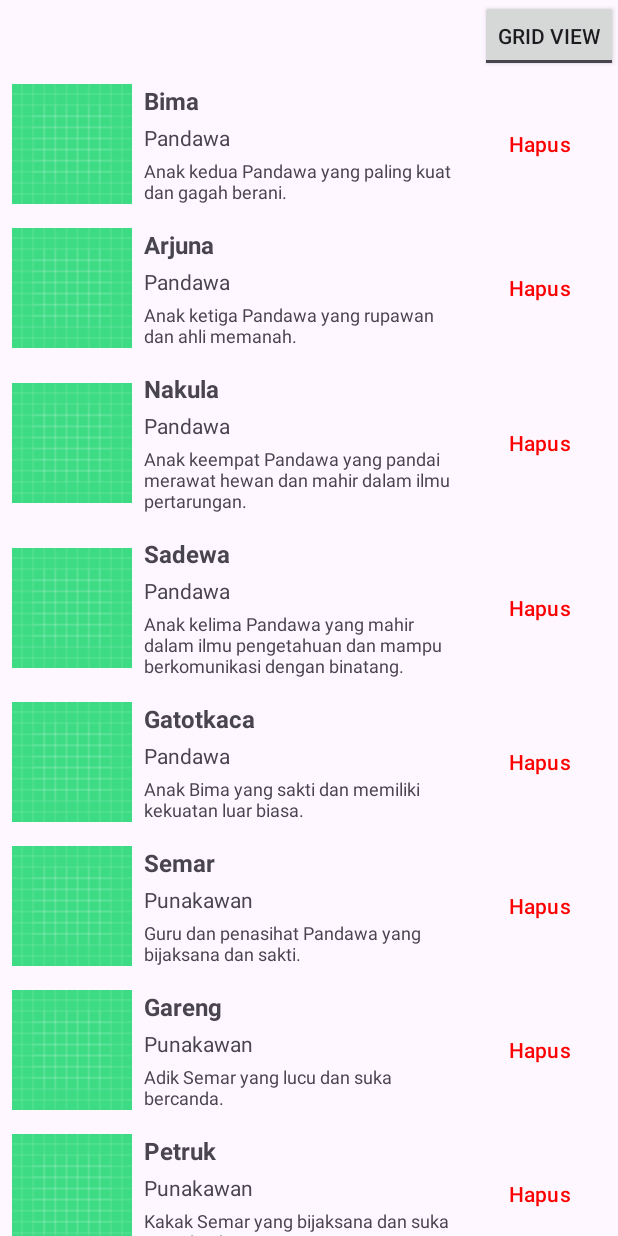
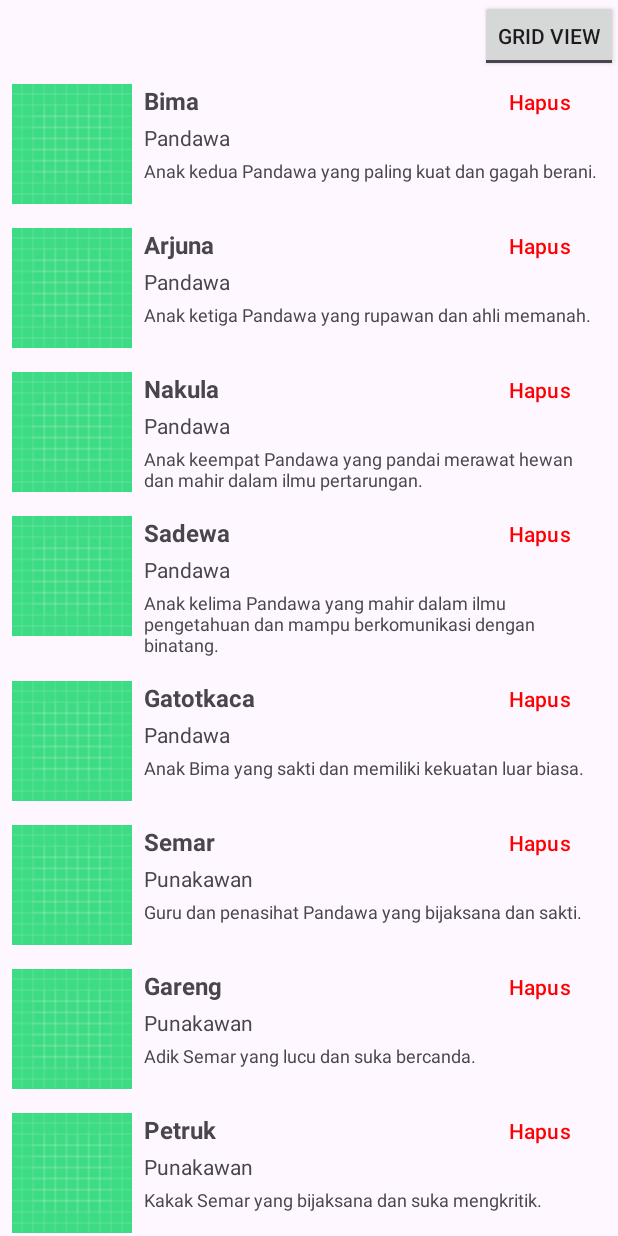
Before and after one commit to Baksoman/paba_recycler_view, an Android app: the screen it shows after launch (MainActivity), on a phone screen of 412 x 824 dp. Run offline under Robolectric (Android 15) with nearby library versions, the phone set to English and light mode, and no system bars.

Commit message:
memperbaiki item recycler xml button layout

```diff
--- a/app/src/main/res/layout/item_recycler.xml
+++ b/app/src/main/res/layout/item_recycler.xml
@@ -14,18 +14,19 @@
         app:layout_constraintBottom_toBottomOf="parent"
         app:layout_constraintStart_toStartOf="parent"
         app:layout_constraintTop_toTopOf="parent"
+        app:layout_constraintVertical_bias="0.0"
         tools:src="@mipmap/ic_launcher" />
 
     <Button
         android:id="@+id/btnHapus"
         android:layout_width="wrap_content"
         android:layout_height="wrap_content"
+        android:backgroundTint="@android:color/transparent"
         android:text="Hapus"
         android:textColor="#FF0000"
-        android:backgroundTint="@android:color/transparent"
-        app:layout_constraintBottom_toBottomOf="parent"
+        app:layout_constraintBottom_toBottomOf="@id/namaWayang"
         app:layout_constraintEnd_toEndOf="parent"
-        app:layout_constraintTop_toTopOf="parent" />
+        app:layout_constraintTop_toTopOf="@id/namaWayang" />
 
     <TextView
         android:id="@+id/namaWayang"
@@ -46,9 +47,8 @@
         android:layout_height="wrap_content"
         android:layout_marginStart="8dp"
         android:layout_marginTop="4dp"
-        android:layout_marginEnd="8dp"
         android:textSize="14sp"
-        app:layout_constraintEnd_toStartOf="@id/btnHapus"
+        app:layout_constraintEnd_toEndOf="parent"
         app:layout_constraintStart_toEndOf="@id/gambarWayang"
         app:layout_constraintTop_toBottomOf="@id/namaWayang"
         tools:text="Karakter Wayang" />
@@ -59,12 +59,11 @@
         android:layout_height="wrap_content"
         android:layout_marginStart="8dp"
         android:layout_marginTop="4dp"
-        android:layout_marginEnd="8dp"
-        android:textSize="12sp"
         android:ellipsize="end"
         android:maxLines="3"
+        android:textSize="12sp"
         app:layout_constraintBottom_toBottomOf="parent"
-        app:layout_constraintEnd_toStartOf="@id/btnHapus"
+        app:layout_constraintEnd_toEndOf="parent"
         app:layout_constraintStart_toEndOf="@id/gambarWayang"
         app:layout_constraintTop_toBottomOf="@id/karakterWayang"
         app:layout_constraintVertical_bias="0.0"
```
